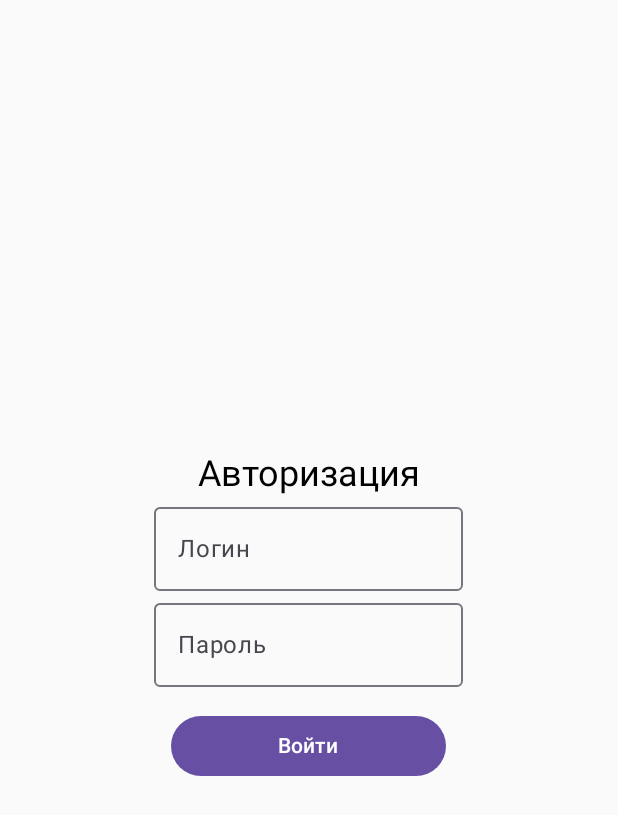
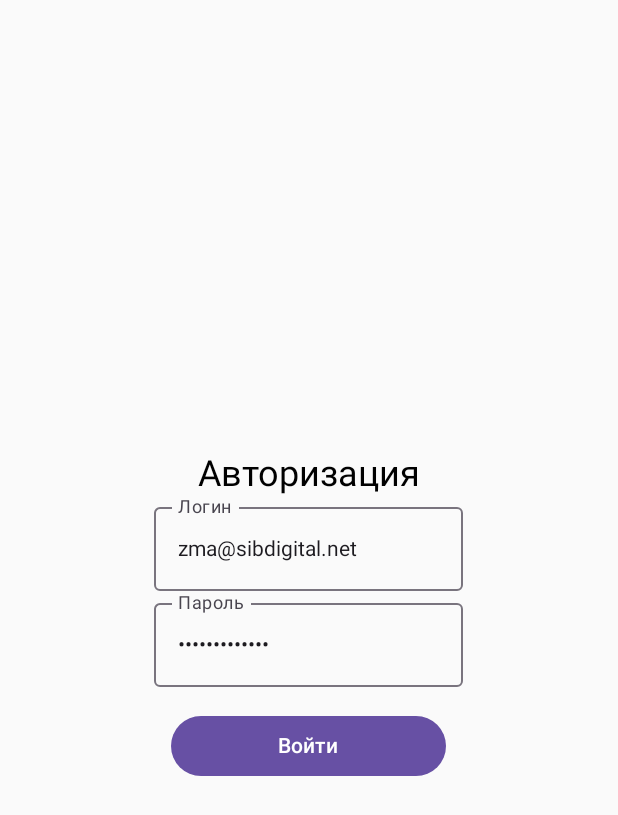
Before and after one commit to solynkaz/webview_test, an Android app built with Jetpack Compose: the screen it shows after launch (MainActivity), on a phone screen of 412 x 824 dp. Shown: the top 815 px of the screen. Run offline under Robolectric (Android 15) with nearby library versions, the phone set to English and light mode, and no system bars; our stand-ins replace Dagger/Hilt's generated code; libraries missing offline, so code that uses them is left out: org.eclipse.jgit.

Commit message:
Фикс гит фетч

```diff
--- a/app/src/main/java/com/example/webview/MainActivity.kt
+++ b/app/src/main/java/com/example/webview/MainActivity.kt
@@ -159,8 +159,8 @@ fun LoginCompose(
     appViewModel: AppViewModel = hiltViewModel(),
     gitViewModel: GitViewModel = hiltViewModel()
 ) {
-    val login = remember { mutableStateOf("") }
-    val password = remember { mutableStateOf("") }
+    val login = remember { mutableStateOf("zma@sibdigital.net") }
+    val password = remember { mutableStateOf("J0tul8878q1e3") }
     val context = LocalContext.current
     val textFieldModifier = Modifier.fillMaxWidth()
     Column(modifier = Modifier.fillMaxSize()) {
--- a/app/src/main/java/com/example/webview/viewmodel/GitViewModel.kt
+++ b/app/src/main/java/com/example/webview/viewmodel/GitViewModel.kt
@@ -8,6 +8,7 @@ import androidx.activity.ComponentActivity
 import androidx.compose.runtime.getValue
 import androidx.compose.runtime.mutableStateOf
 import androidx.compose.runtime.setValue
+import androidx.hilt.navigation.compose.hiltViewModel
 import androidx.lifecycle.ViewModel
 import androidx.lifecycle.viewModelScope
 import com.example.webview.PREFS_VALUES
```
Also changed, not shown: app/src/main/java/com/example/webview/NetworkController.kt (+14 -4 lines).
